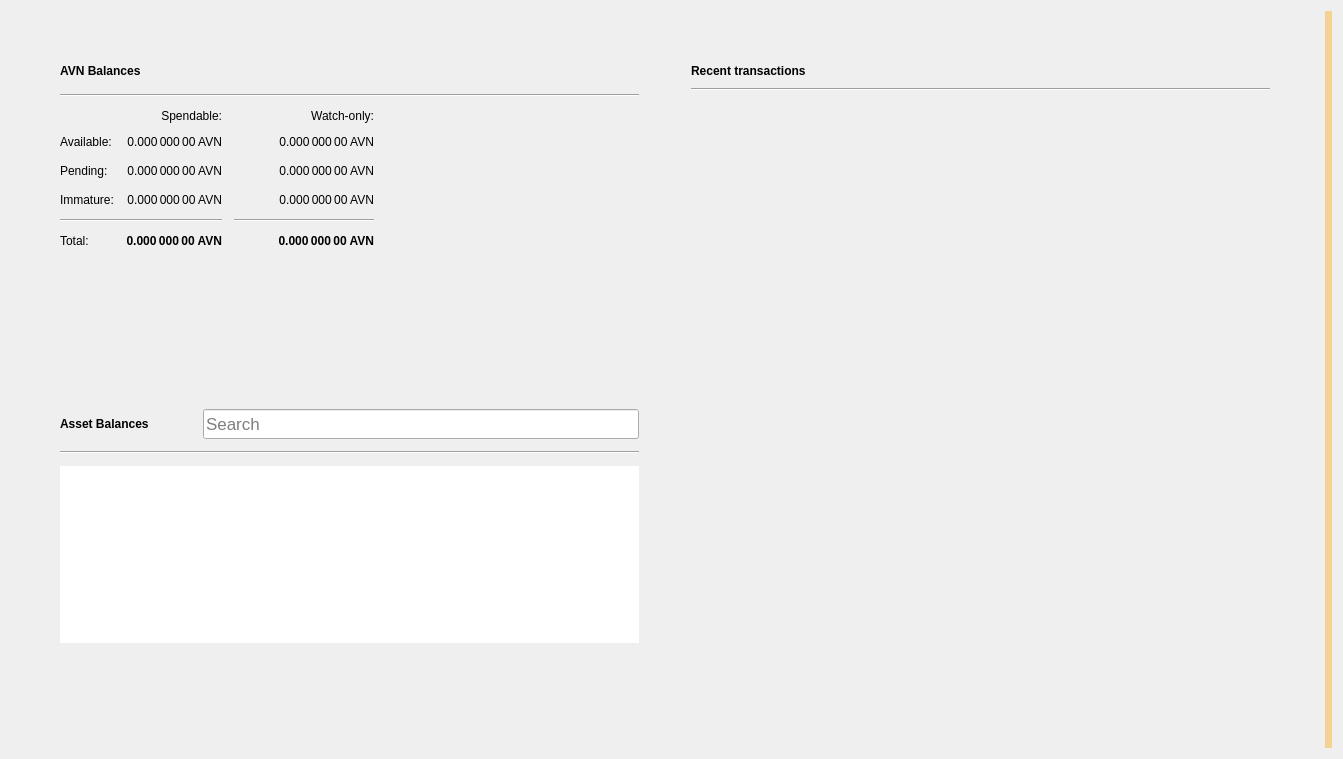
AvianNetwork/Avian, file src/qt/forms/overviewpage.ui: the form before one commit.
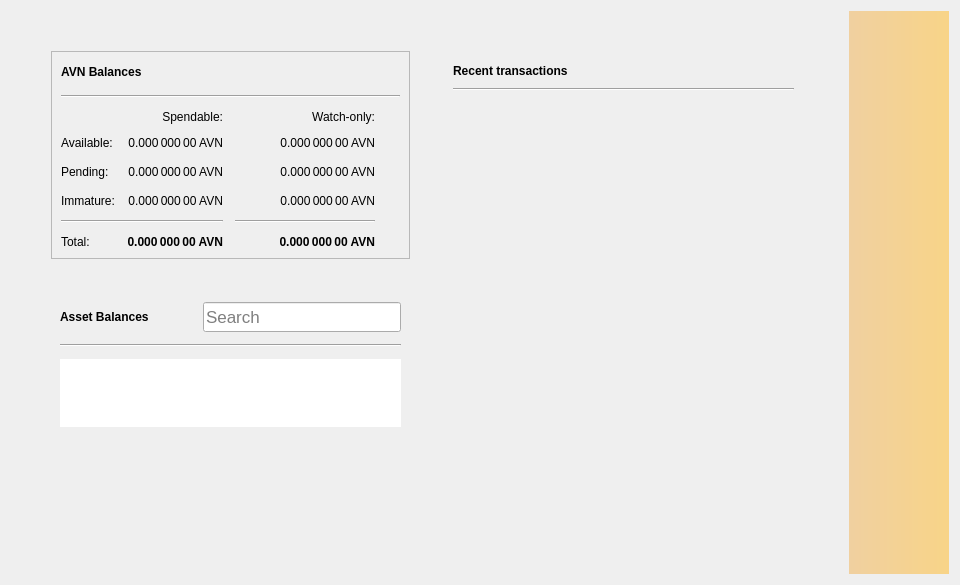
The form after the commit. Icons and pictures are not drawn.

Patch:
```diff
--- a/src/qt/forms/overviewpage.ui
+++ b/src/qt/forms/overviewpage.ui
@@ -6,36 +6,25 @@
    <rect>
     <x>0</x>
     <y>0</y>
-    <width>1343</width>
-    <height>759</height>
+    <width>960</width>
+    <height>585</height>
    </rect>
   </property>
+  <property name="minimumSize">
+   <size>
+    <width>960</width>
+    <height>0</height>
+   </size>
+  </property>
   <property name="windowTitle">
    <string>Form</string>
   </property>
   <property name="autoFillBackground">
    <bool>false</bool>
   </property>
-  <layout class="QGridLayout" name="gridLayout_3">
-   <item row="0" column="1">
-    <layout class="QVBoxLayout" name="verticalLayout_7">
-     <property name="spacing">
-      <number>0</number>
-     </property>
-     <property name="leftMargin">
-      <number>0</number>
-     </property>
-     <property name="topMargin">
-      <number>0</number>
-     </property>
-     <property name="rightMargin">
-      <number>0</number>
-     </property>
-     <property name="bottomMargin">
-      <number>0</number>
-     </property>
+  <layout class="QHBoxLayout" name="horizontalLayout" stretch="1,1">
      <item>
-      <layout class="QHBoxLayout" name="horizontalLayout" stretch="0,0">
+    <layout class="QHBoxLayout" name="horizontalLayout" stretch="1,1">
        <property name="spacing">
         <number>34</number>
        </property>
@@ -71,7 +60,7 @@
             </sizepolicy>
            </property>
            <property name="frameShape">
-            <enum>QFrame::NoFrame</enum>
+          <enum>QFrame::StyledPanel</enum>
            </property>
            <property name="frameShadow">
             <enum>QFrame::Raised</enum>
@@ -105,7 +94,7 @@
                 </property>
                 <property name="maximumSize">
                  <size>
-                  <width>30</width>
+                <width>45</width>
                   <height>16777215</height>
                  </size>
                 </property>
@@ -450,28 +439,6 @@
            </layout>
           </widget>
          </item>
-         <item>
-          <widget class="QWidget" name="assetVerticalSpaceWidget2" native="true">
-           <property name="autoFillBackground">
-            <bool>false</bool>
-           </property>
-           <layout class="QVBoxLayout" name="verticalLayout_6">
-            <item>
-             <spacer name="verticalSpacer_4">
-              <property name="orientation">
-               <enum>Qt::Vertical</enum>
-              </property>
-              <property name="sizeHint" stdset="0">
-               <size>
-                <width>20</width>
-                <height>87</height>
-               </size>
-              </property>
-             </spacer>
-            </item>
-           </layout>
-          </widget>
-         </item>
          <item>
           <widget class="QFrame" name="assetFrame">
            <property name="autoFillBackground">
@@ -609,18 +576,21 @@
               <property name="lineWidth">
                <number>0</number>
               </property>
+            <property name="verticalScrollBarPolicy">
+             <enum>Qt::ScrollBarAlwaysOff</enum>
+            </property>
+            <property name="horizontalScrollBarPolicy">
+             <enum>Qt::ScrollBarAlwaysOff</enum>
+            </property>
+            <property name="sizeAdjustPolicy">
+             <enum>QAbstractScrollArea::AdjustToContents</enum>
+            </property>
               <property name="verticalScrollMode">
                <enum>QAbstractItemView::ScrollPerItem</enum>
               </property>
              </widget>
             </item>
             <item>
-             <widget class="QWidget" name="assetVerticalSpaceWidget" native="true">
-              <property name="autoFillBackground">
-               <bool>false</bool>
-              </property>
-              <layout class="QVBoxLayout" name="verticalLayout">
-               <item>
                 <spacer name="verticalSpacer_3">
                  <property name="orientation">
                   <enum>Qt::Vertical</enum>
@@ -636,8 +606,18 @@
               </layout>
              </widget>
             </item>
-           </layout>
-          </widget>
+       <item>
+        <spacer name="verticalSpacer_2">
+         <property name="orientation">
+          <enum>Qt::Vertical</enum>
+         </property>
+         <property name="sizeHint" stdset="0">
+          <size>
+           <width>20</width>
+           <height>40</height>
+          </size>
+         </property>
+        </spacer>
          </item>
         </layout>
        </item>
@@ -657,6 +637,12 @@
              <verstretch>0</verstretch>
             </sizepolicy>
            </property>
+         <property name="minimumSize">
+          <size>
+           <width>0</width>
+           <height>0</height>
+          </size>
+         </property>
            <property name="frameShape">
             <enum>QFrame::NoFrame</enum>
            </property>
@@ -733,7 +719,14 @@
               </item>
              </layout>
             </item>
-            <item row="2" column="0">
+          <item row="1" column="0">
+           <widget class="Line" name="line_3">
+            <property name="orientation">
+             <enum>Qt::Horizontal</enum>
+            </property>
+           </widget>
+          </item>
+          <item row="3" column="0">
              <widget class="QListView" name="listTransactions">
               <property name="styleSheet">
                <string notr="true">QListView { background: transparent; }</string>
@@ -752,12 +745,18 @@
               </property>
              </widget>
             </item>
-            <item row="1" column="0">
-             <widget class="Line" name="line_3">
+          <item row="4" column="0">
+           <spacer name="verticalSpacer">
               <property name="orientation">
-               <enum>Qt::Horizontal</enum>
-              </property>
-             </widget>
+             <enum>Qt::Vertical</enum>
+            </property>
+            <property name="sizeHint" stdset="0">
+             <size>
+              <width>20</width>
+              <height>40</height>
+             </size>
+            </property>
+           </spacer>
             </item>
            </layout>
           </widget>
@@ -766,10 +765,14 @@
        </item>
       </layout>
      </item>
-    </layout>
-   </item>
-   <item row="0" column="3">
+   <item>
     <widget class="QLabel" name="labelAlerts">
+     <property name="maximumSize">
+      <size>
+       <width>100</width>
+       <height>16777215</height>
+      </size>
+     </property>
      <property name="visible">
       <bool>true</bool>
      </property>
```
Left out of the diff: 6 changed lines with no effect on the pictures. Lines whose indentation alone changed are shown as unchanged.
